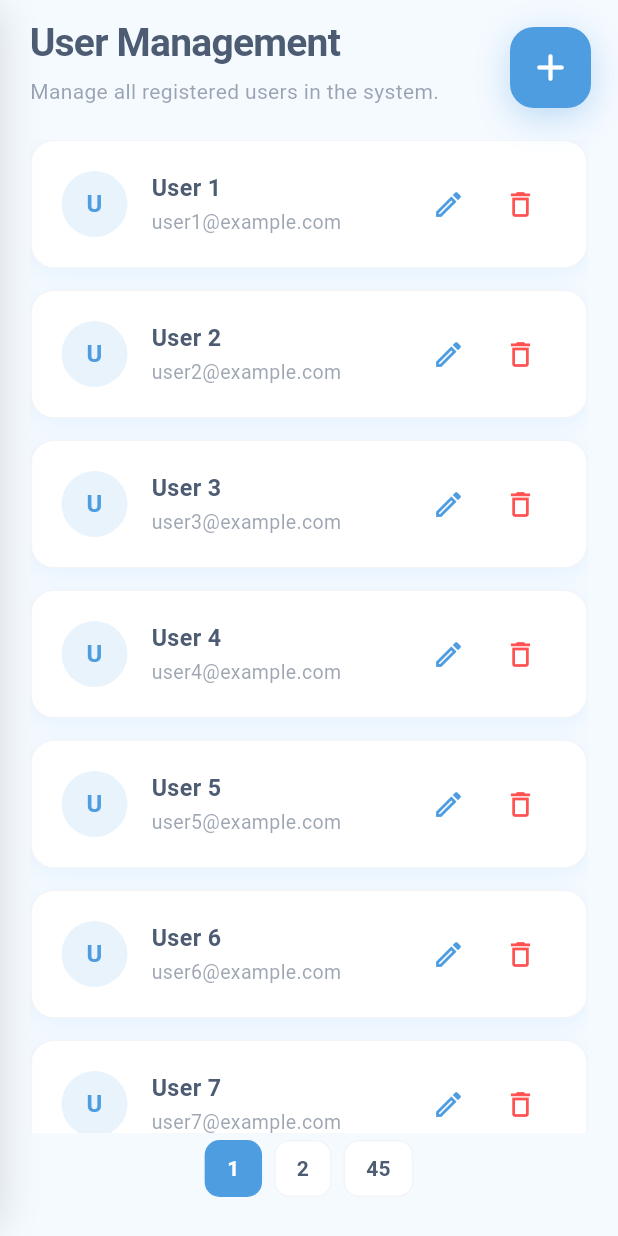
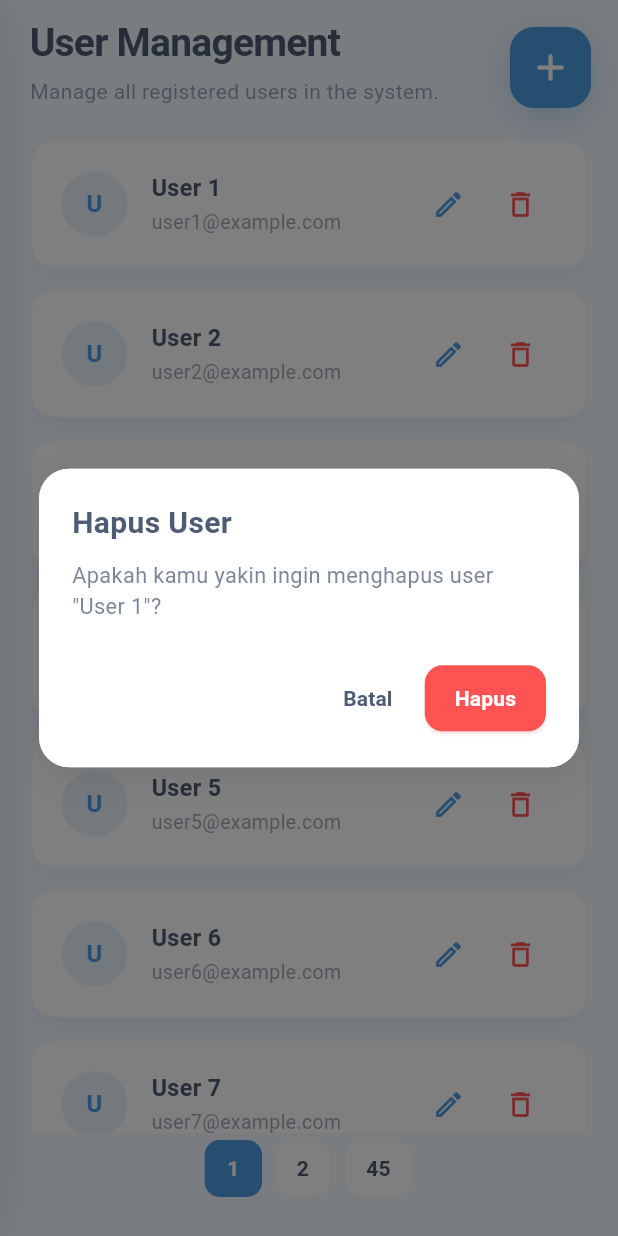
Before and after one commit to FalahRafif/Semester5_StockLab, a Flutter app: the ListUserPage screen opened directly, after a tap on the "delete outline" icon, on a phone screen of 412 x 824 dp. Run offline on Flutter 3.47's test engine with Material 3 defaults, Android fonts, the phone set to English and light mode, and no system bars; our stand-ins replace dio, file_picker, fl_chart, flutter_dotenv, shared_preferences; accounts and stored records are empty.

Commit message:
add modal delete user

```diff
--- a/lib/presentation/screens/admin/user/list_user.dart
+++ b/lib/presentation/screens/admin/user/list_user.dart
@@ -61,6 +61,116 @@ class _ListUserPageState extends State<ListUserPage>
       isFiltered = true;
       pageIndex = 0; // reset ke halaman pertama
     });
+
+
+
+  }
+  Future<bool> _confirmDelete(BuildContext context, String username) async {
+    return await showGeneralDialog<bool>(
+      context: context,
+      barrierDismissible: true,
+      barrierLabel: "",
+      transitionDuration: const Duration(milliseconds: 220),
+      pageBuilder: (_, __, ___) {
+        return const SizedBox.shrink(); // Required but not used
+      },
+      transitionBuilder: (context, anim1, anim2, child) {
+        return Transform.scale(
+          scale: 0.9 + (anim1.value * 0.1),
+          child: Opacity(
+            opacity: anim1.value,
+            child: Dialog(
+              insetPadding: const EdgeInsets.symmetric(horizontal: 26),
+              shape: RoundedRectangleBorder(
+                borderRadius: BorderRadius.circular(20),
+              ),
+              child: Container(
+                padding: const EdgeInsets.all(22),
+                decoration: BoxDecoration(
+                  color: Colors.white,
+                  borderRadius: BorderRadius.circular(20),
+                  boxShadow: [
+                    BoxShadow(
+                      color: Colors.black.withOpacity(0.08),
+                      blurRadius: 20,
+                      offset: const Offset(0, 6),
+                    ),
+                  ],
+                ),
+                child: Column(
+                  mainAxisSize: MainAxisSize.min,
+                  crossAxisAlignment: CrossAxisAlignment.start,
+                  children: [
+                    // TITLE
+                    Text(
+                      "Hapus User",
+                      style: TextStyle(
+                        fontSize: 20,
+                        fontWeight: FontWeight.w700,
+                        color: ColorManager.textDark,
+                      ),
+                    ),
+                    const SizedBox(height: 10),
+
+                    Text(
+                      "Apakah kamu yakin ingin menghapus user \"$username\"?",
+                      style: TextStyle(
+                        color: ColorManager.textDark.withOpacity(0.75),
+                        fontSize: 14.5,
+                        height: 1.45,
+                      ),
+                    ),
+
+                    const SizedBox(height: 26),
+
+                    // BUTTONS
+                    Row(
+                      mainAxisAlignment: MainAxisAlignment.end,
+                      children: [
+                        // CANCEL
+                        TextButton(
+                          onPressed: () => Navigator.pop(context, false),
+                          style: TextButton.styleFrom(
+                            foregroundColor: ColorManager.textDark,
+                          ),
+                          child: const Text(
+                            "Batal",
+                            style: TextStyle(fontWeight: FontWeight.w600),
+                          ),
+                        ),
+                        const SizedBox(width: 6),
+
+                        // DELETE
+                        ElevatedButton(
+                          onPressed: () => Navigator.pop(context, true),
+                          style: ElevatedButton.styleFrom(
+                            backgroundColor: Colors.redAccent,
+                            shadowColor: Colors.redAccent.withOpacity(0.3),
+                            shape: RoundedRectangleBorder(
+                              borderRadius: BorderRadius.circular(12),
+                            ),
+                            padding: const EdgeInsets.symmetric(
+                                vertical: 12, horizontal: 20),
+                          ),
+                          child: const Text(
+                            "Hapus",
+                            style: TextStyle(
+                              color: Colors.white,
+                              fontWeight: FontWeight.w700,
+                            ),
+                          ),
+                        ),
+                      ],
+                    ),
+                  ],
+                ),
+              ),
+            ),
+          ),
+        );
+      },
+    ) ??
+        false;
   }
 
   @override
@@ -193,8 +303,17 @@ class _ListUserPageState extends State<ListUserPage>
                               IconButton(
                                 icon: const Icon(Icons.delete_outline,
                                     color: Colors.redAccent, size: 22),
-                                onPressed: () {},
-                              )
+                                onPressed: () async {
+                                  final confirm = await _confirmDelete(context, u["name"]!);
+
+                                  if (confirm) {
+                                    setState(() {
+                                      allUsers.remove(u);
+                                      if (isFiltered) filteredUsers.remove(u);
+                                    });
+                                  }
+                                },
+                              ),
                             ],
                           ),
                         );
```
